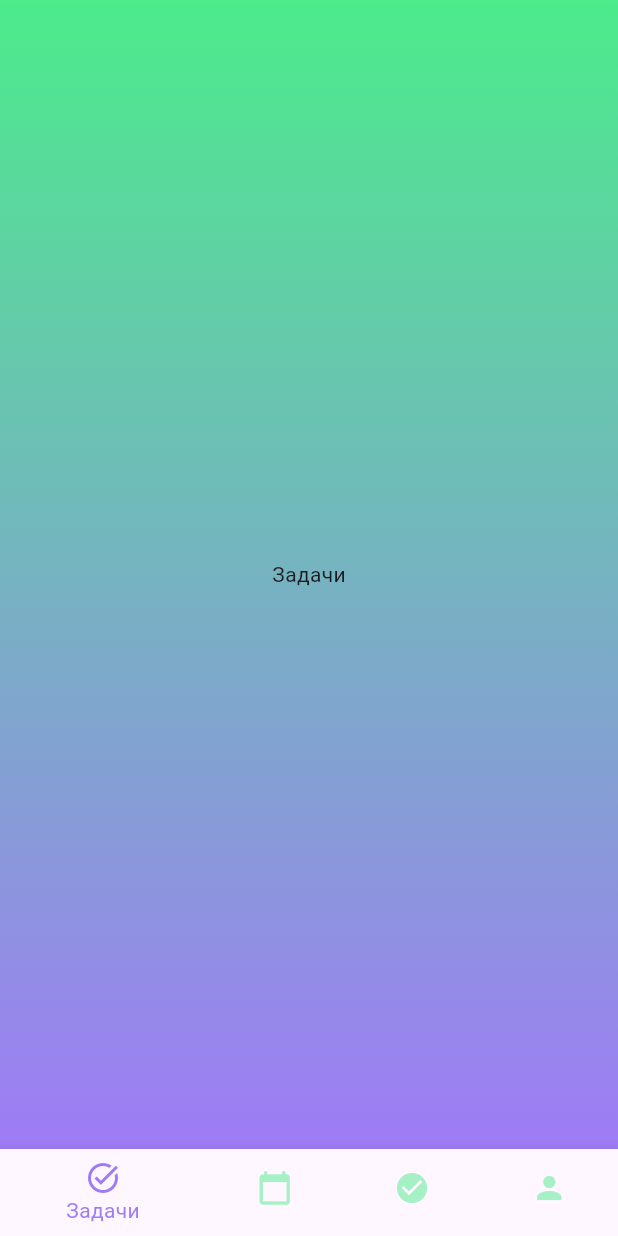
After one commit to Andrey19742101/zc_dodiddone, a Flutter app: the MainPage screen opened directly, on a phone screen of 412 x 824 dp. The commit adds this screen. Run offline on Flutter 3.47's test engine with Material 3 defaults, Android fonts, the phone set to English and light mode, and no system bars.

Commit message:
main_page

```diff
--- a/lib/pages/login_page.dart
+++ b/lib/pages/login_page.dart
@@ -1,4 +1,5 @@
 import 'package:flutter/material.dart';
+import 'package:zc_dodiddone/pages/main_page.dart';
 
 import '../theme/theme.dart';
 
@@ -125,8 +126,10 @@
                 ElevatedButton(
                   onPressed: () {
                     if (_formKey.currentState!.validate()) {
-                      // Обработка входа/регистрации
-                      // ...
+                      Navigator.pushReplacement(
+                          context,
+                          MaterialPageRoute(
+                              builder: (context) => const MainPage()));
                     }
                   },
                   style: ElevatedButton.styleFrom(
--- /dev/null
+++ b/lib/pages/main_page.dart
@@ -0,0 +1,74 @@
+import 'package:flutter/material.dart';
+import 'package:zc_dodiddone/theme/theme.dart';
+
+class MainPage extends StatefulWidget {
+  const MainPage({Key? key}) : super(key: key);
+
+  @override
+  State<MainPage> createState() => _MainPageState();
+}
+
+class _MainPageState extends State<MainPage> {
+  int _selectedIndex = 0;
+
+  static const List<Widget> _widgetOptions = <Widget>[
+    Text('Задачи'),
+    Text('Сегодня'),
+    Text('Выполнено'),
+    Text('Профиль'),
+  ];
+
+  void _onItemTapped(int index) {
+    setState(() {
+      _selectedIndex = index;
+    });
+  }
+
+  @override
+  Widget build(BuildContext context) {
+    return Scaffold(
+      extendBodyBehindAppBar: true,
+      appBar: AppBar(
+        backgroundColor: Colors.transparent, // Прозрачный AppBar
+        elevation: 0, // Убираем тень
+      ),
+      body: Container(
+        decoration: BoxDecoration(
+          gradient: LinearGradient(
+            begin: Alignment.topCenter,
+            end: Alignment.bottomCenter,
+            colors: [
+              DoDidDoneTheme.lightTheme.colorScheme.secondary,
+              DoDidDoneTheme.lightTheme.colorScheme.primary,
+            ],
+          ),
+        ),
+        child: Center(
+          child: _widgetOptions.elementAt(_selectedIndex),
+        ),
+      ),
+      bottomNavigationBar: BottomNavigationBar(
+        items: const <BottomNavigationBarItem>[
+          BottomNavigationBarItem(
+            icon: Icon(Icons.task_alt),
+            label: 'Задачи',
+          ),
+          BottomNavigationBarItem(
+            icon: Icon(Icons.calendar_today),
+            label: 'Сегодня',
+          ),
+          BottomNavigationBarItem(
+            icon: Icon(Icons.check_circle),
+            label: 'Выполнено',
+          ),
+          BottomNavigationBarItem(
+            icon: Icon(Icons.person),
+            label: 'Профиль',
+          ),
+        ],
+        currentIndex: _selectedIndex,
+        onTap: _onItemTapped,
+      ),
+    );
+  }
+}
--- a/lib/theme/theme.dart
+++ b/lib/theme/theme.dart
@@ -18,5 +18,12 @@
         ),
       ),
     ),
+    bottomNavigationBarTheme: BottomNavigationBarThemeData(
+      selectedItemColor: const Color(0xFF9f7bf6), // Цвет выбранной иконки
+      unselectedItemColor:
+          const Color(0xFF4ceb8b).withOpacity(0.5), // Цвет невыбранной иконки
+      backgroundColor: Colors.transparent, // Прозрачный фон
+      // Убираем тень
+    ),
   );
 }
```
